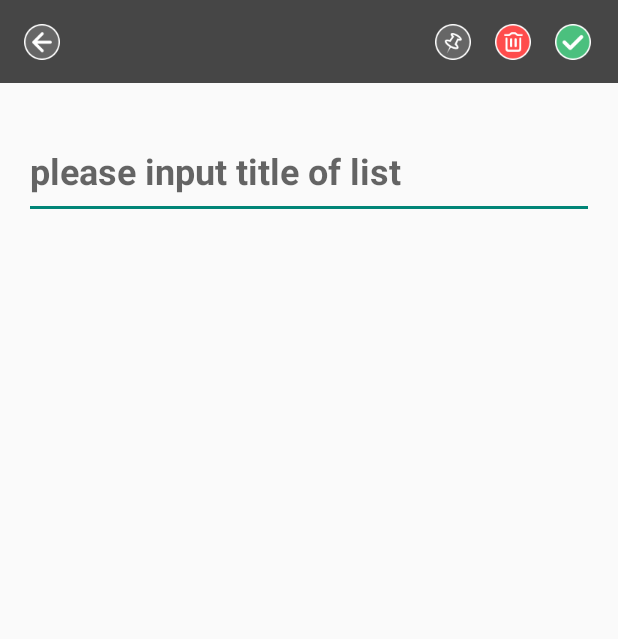
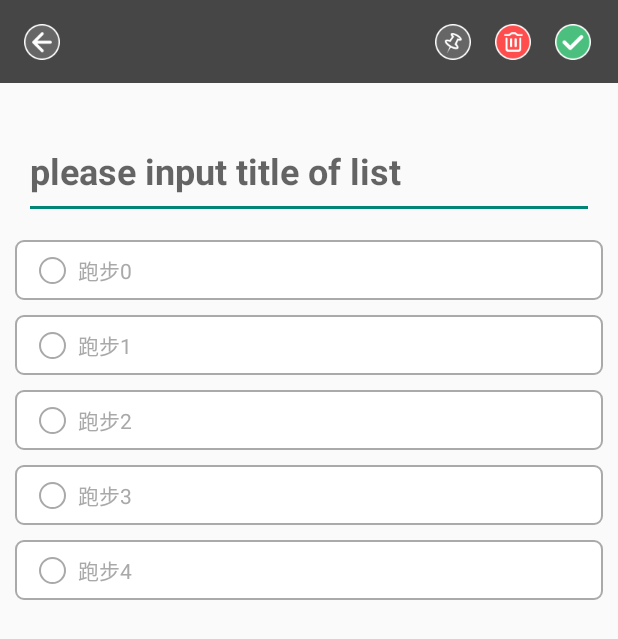
Before and after one commit to CHUBBY799/Memo, an Android app: the ListActivity screen opened directly, with no data from a screen before it, on a phone screen of 412 x 824 dp. Shown: the top 639 px of the screen. Run offline under Robolectric (Android 15) with nearby library versions, the phone set to English and light mode, and no system bars.

Commit message:
Data transfer between listActivity and MainActivity and expansion list of item has been completed.

```diff
--- a/app/src/main/java/com/shining/memo/adapter/ListAdapter.java
+++ b/app/src/main/java/com/shining/memo/adapter/ListItemAdapter.java
@@ -16,14 +16,14 @@ import org.json.JSONArray;
 import org.json.JSONException;
 import org.json.JSONObject;
 
-public class ListAdapter extends RecyclerView.Adapter<ListAdapter.MyViewHolder> {
+public class ListItemAdapter extends RecyclerView.Adapter<ListItemAdapter.MyViewHolder> {
 
     private Context context;
     private String[] title;
     private Boolean[] state;
     private int length;
 
-    public ListAdapter(Context context) {
+    public ListItemAdapter(Context context) {
         this.context = context;
     }
 
@@ -33,7 +33,7 @@ public class ListAdapter extends RecyclerView.Adapter<ListAdapter.MyViewHolder>
     }
 
     @Override
-    public void onBindViewHolder(@NonNull final ListAdapter.MyViewHolder holder, final int position) {
+    public void onBindViewHolder(@NonNull final MyViewHolder holder, final int position) {
         final TextView contentTitle = holder.contentTitle;
         final TextView contentState = holder.contentState;
         contentTitle.setText(title[position]);
@@ -90,8 +90,8 @@ public class ListAdapter extends RecyclerView.Adapter<ListAdapter.MyViewHolder>
         TextView contentState;
         public MyViewHolder(View itemView) {
             super(itemView);
-            contentTitle = itemView.findViewById(R.id.list_title);
-            contentState = itemView.findViewById(R.id.list_state);
+            contentTitle = itemView.findViewById(R.id.item_title);
+            contentState = itemView.findViewById(R.id.item_state);
         }
     }
 
--- a/app/src/main/java/com/shining/memo/fragment/ListNew.java
+++ b/app/src/main/java/com/shining/memo/fragment/ListNew.java
@@ -17,7 +17,7 @@ public class ListNew extends Fragment{
     @Override
     public View onCreateView(@NonNull LayoutInflater inflater, ViewGroup container,
                              Bundle savedInstanceState) {
-        return inflater.inflate(R.layout.list_title, container, false);
+        return inflater.inflate(R.layout.list_new, container, false);
     }
 
     @Override
--- a/app/src/main/java/com/shining/memo/view/ListActivity.java
+++ b/app/src/main/java/com/shining/memo/view/ListActivity.java
@@ -3,11 +3,18 @@ package com.shining.memo.view;
 import android.content.Intent;
 import android.support.v7.app.AppCompatActivity;
 import android.os.Bundle;
+import android.support.v7.widget.LinearLayoutManager;
+import android.support.v7.widget.RecyclerView;
 import android.view.View;
 import android.widget.Button;
 import android.widget.EditText;
 
 import com.shining.memo.R;
+import com.shining.memo.adapter.ListItemAdapter;
+
+import org.json.JSONArray;
+import org.json.JSONException;
+import org.json.JSONObject;
 
 public class ListActivity extends AppCompatActivity implements View.OnClickListener{
 
@@ -16,6 +23,10 @@ public class ListActivity extends AppCompatActivity implements View.OnClickListe
     private Button listDelete;
     private Button listConfirm;
     private EditText listTitle;
+    private RecyclerView listContent;
+    private ListItemAdapter listItemAdapter;
+
+    private JSONArray itemArr;
 
     @Override
     protected void onCreate(Bundle savedInstanceState) {
@@ -42,10 +53,14 @@ public class ListActivity extends AppCompatActivity implements View.OnClickListe
         }
     }
 
+    /**
+     * 返回数据
+     */
     private void listConfirm(){
         Intent textIntent = new Intent();
         String title = listTitle.getText().toString();
         textIntent.putExtra("title", title);
+        textIntent.putExtra("itemArr", itemArr.toString());
         setResult(RESULT_OK, textIntent);
         finish();
     }
@@ -56,6 +71,26 @@ public class ListActivity extends AppCompatActivity implements View.OnClickListe
         listDelete = findViewById(R.id.list_delete);
         listConfirm = findViewById(R.id.list_confirm);
         listTitle = findViewById(R.id.list_title);
+
+        listContent = findViewById(R.id.list_content);
+        listContent.setLayoutManager(new LinearLayoutManager(this));
+        listItemAdapter = new ListItemAdapter(this);
+
+
+        //list的子菜单
+        itemArr = new JSONArray();
+        try{
+            for (int i = 0 ; i < 5 ; i++){
+                JSONObject item = new JSONObject();
+                item.put("title", "跑步" + i);
+                item.put("state", false);
+                itemArr.put(item);
+            }
+        }catch (JSONException e){
+            e.printStackTrace();
+        }
+        listItemAdapter.setInfo(itemArr, itemArr.length());
+        listContent.setAdapter(listItemAdapter);
     }
 
     private void initComponent(){
--- /dev/null
+++ b/app/src/main/res/drawable/list_checkbox_selector.xml
@@ -0,0 +1,5 @@
+<?xml version="1.0" encoding="utf-8"?>
+<selector xmlns:android="http://schemas.android.com/apk/res/android">
+    <item android:drawable="@drawable/list_checkbox_selected" android:state_selected="true" />
+    <item android:drawable="@drawable/list_checkbox_unselected" android:state_selected="false" />
+</selector>
--- a/app/src/main/res/layout/activity_list.xml
+++ b/app/src/main/res/layout/activity_list.xml
@@ -95,7 +95,7 @@
         android:id="@+id/list_content"
         android:layout_width="0dp"
         android:layout_height="0dp"
-        android:layout_marginTop="16dp"
+        android:layout_marginTop="4dp"
         app:layout_constraintBottom_toBottomOf="parent"
         app:layout_constraintEnd_toEndOf="parent"
         app:layout_constraintStart_toStartOf="parent"
--- a/app/src/main/res/layout/list_item.xml
+++ b/app/src/main/res/layout/list_item.xml
@@ -3,36 +3,35 @@
     xmlns:android="http://schemas.android.com/apk/res/android"
     xmlns:app="http://schemas.android.com/apk/res-auto"
     android:layout_width="match_parent"
-    android:layout_height="55dp"
+    android:layout_height="40dp"
     android:layout_marginStart="10dp"
     android:layout_marginEnd="10dp"
     android:layout_marginTop="10dp"
     android:background="@drawable/white_rectangle_background">
 
-
     <TextView
-        android:id="@+id/list_title"
-        android:layout_width="wrap_content"
-        android:layout_height="match_parent"
+        android:id="@+id/item_state"
+        android:layout_width="18dp"
+        android:layout_height="18dp"
         android:layout_marginStart="16dp"
+        android:background="@drawable/non_oval_background"
         android:gravity="center"
-        android:textColor="@color/add_new"
-        android:textSize="18sp"
+        android:textColor="@color/list_finish"
+        android:textSize="16sp"
         app:layout_constraintBottom_toBottomOf="parent"
         app:layout_constraintStart_toStartOf="parent"
         app:layout_constraintTop_toTopOf="parent" />
 
     <TextView
-        android:id="@+id/list_state"
+        android:id="@+id/item_title"
         android:layout_width="wrap_content"
-        android:layout_height="wrap_content"
-        android:layout_marginEnd="16dp"
+        android:layout_height="match_parent"
+        android:layout_marginStart="8dp"
         android:gravity="center"
-        android:textColor="@color/list_finish"
-        android:textSize="18sp"
-        android:background="@drawable/non_oval_background"
+        android:textColor="@color/add_new"
+        android:textSize="14sp"
         app:layout_constraintBottom_toBottomOf="parent"
-        app:layout_constraintEnd_toEndOf="parent"
+        app:layout_constraintStart_toEndOf="@+id/item_state"
         app:layout_constraintTop_toTopOf="parent" />
 
 </android.support.constraint.ConstraintLayout>
--- a/app/src/main/res/values/strings.xml
+++ b/app/src/main/res/values/strings.xml
@@ -44,4 +44,5 @@
 
     <string name="list_finish">√</string>
     <string name="hint_list_title">please input title of list</string>
+    <string name="list_launches_icon">List launches Icon</string>
 </resources>
```
Also changed, not shown: app/src/main/java/com/shining/memo/adapter/ListTitleAdapter.java (added, +149 -0 lines), app/src/main/java/com/shining/memo/fragment/ListTitle.java (renamed from app/src/main/java/com/shining/memo/fragment/ListContent.java, +4 -4 lines), app/src/main/java/com/shining/memo/view/MainActivity.java (+11 -9 lines), app/src/main/res/layout/list_new.xml (added, +38 -0 lines), app/src/main/res/layout/list_title.xml (+52 -19 lines), app/src/main/res/drawable-xhdpi/list_checkbox_selected.jpeg (added), app/src/main/res/drawable-xhdpi/list_checkbox_unselected.jpeg (added).
